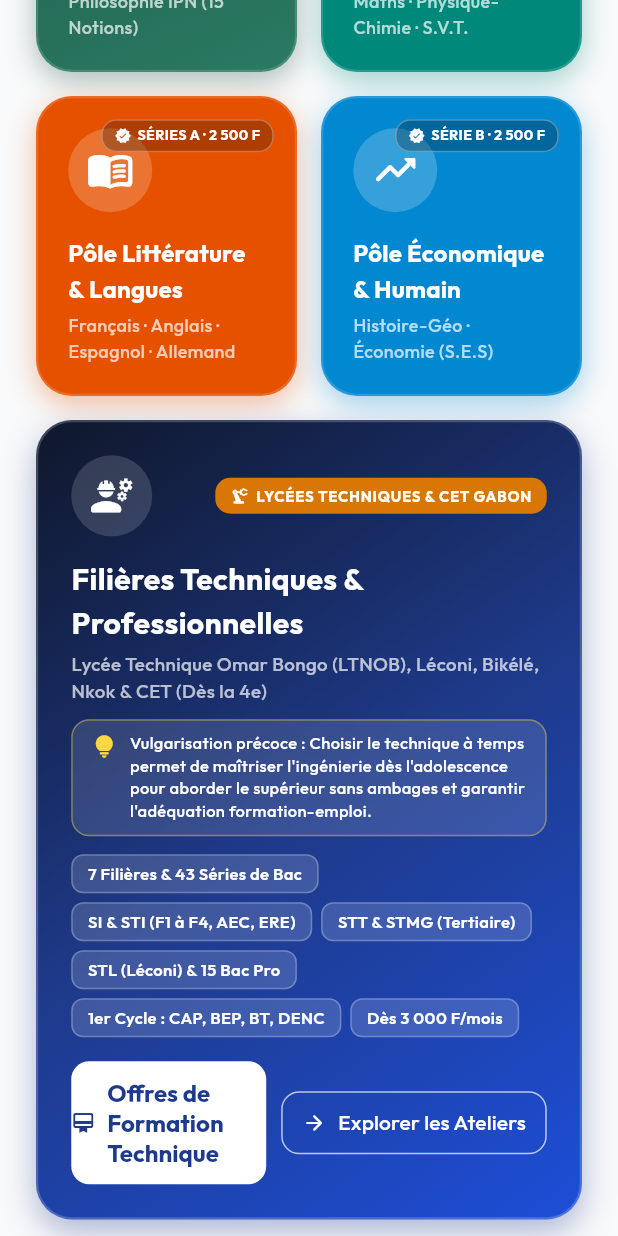
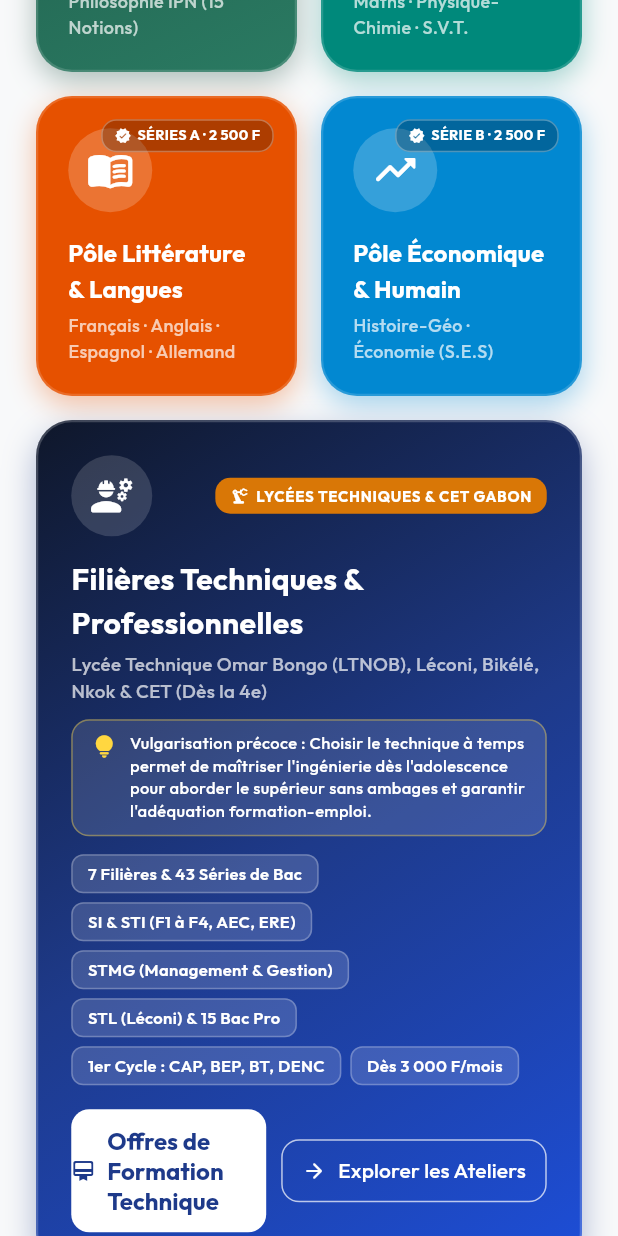
Before and after one commit to axseylle-bit/Edu_pocket, a Flutter app: the MainDashboardScreen screen opened directly, scrolled down 1152 dp, on a phone screen of 412 x 824 dp. Run offline on Flutter 3.47's test engine with Material 3 defaults, Android fonts, the phone set to English and light mode, and no system bars; drawn by our look-alikes of flutter_animate; our stand-ins replace flutter_dotenv, flutter_markdown, flutter_riverpod, go_router, google_fonts, shared_preferences and 1 more; missing offline and left inert: model_viewer_plus, syncfusion_flutter_pdfviewer; accounts and stored records are empty.

Commit message:
fix(technique): retrait definitif de STT et Bac E au profit exclusif de STMG, Bac Pro TGA/TCG et Bac SI

```diff
--- a/philo_pocket/lib/screens/auth/teacher_partner_screen.dart
+++ b/philo_pocket/lib/screens/auth/teacher_partner_screen.dart
@@ -495,9 +495,9 @@
                                       onSelected: (s) => setState(() => _educationOrder = 'STI & SI (Industrie & Ingénierie)'),
                                     ),
                                     ChoiceChip(
-                                      label: const Text('STT & STMG (Tertiaire & Gestion)'),
-                                      selected: _educationOrder == 'STT & STMG (Tertiaire & Gestion)',
-                                      onSelected: (s) => setState(() => _educationOrder = 'STT & STMG (Tertiaire & Gestion)'),
+                                      label: const Text('STMG (Management & Gestion)'),
+                                      selected: _educationOrder == 'STMG (Management & Gestion)',
+                                      onSelected: (s) => setState(() => _educationOrder = 'STMG (Management & Gestion)'),
                                     ),
                                     ChoiceChip(
                                       label: const Text('STL (Laboratoires Léconi)'),
--- a/philo_pocket/lib/screens/dashboard/main_dashboard_screen.dart
+++ b/philo_pocket/lib/screens/dashboard/main_dashboard_screen.dart
@@ -1092,7 +1092,7 @@
             icon: Icons.engineering_rounded,
             color: const Color(0xFF1E3A8A),
             description:
-                'Panorama officiel DGEC 2026 : Baccalauréat des Sciences de l\'Ingénieur (SI), STI (Génie Mécanique F1/F1C/F1D, Électronique F2, Électrotechnique F3, Génie Civil F4, AEC, ERE), STT (ACA, CG, ACC / ex-G1, G2, G3), STMG (CFE, RHC, GSI, Mercatique), STL (Biotech, SPCL, BGB, CLPI), 15 Bac Pro, STA Agricole, et cycle moyen CAP, BEP, BT (Froid, Diesel), DENC.',
+                'Panorama officiel DGEC 2026 : Baccalauréat des Sciences de l\'Ingénieur (SI), STI (Génie Mécanique F1/F1C/F1D, Électronique F2, Électrotechnique F3, Génie Civil F4, AEC, ERE), STMG (CFE, RHC, GSI, Mercatique), Bac Pro Tertiaire (TGA, TCG), STL (Biotech, SPCL, BGB, CLPI), 15 Bac Pro Industriels, STA Agricole, et cycle moyen CAP, BEP, BT (Froid, Diesel), DENC.',
             freePioneer: 'Archimède (Syllabus & Ateliers)',
             freePioneerDetails: 'Fiches d\'initiation aux ateliers, panorama des filières et fiches méthodologiques 100% gratuites.',
             tier1Pioneer: 'Léonard de Vinci (Essentiel Pro)',
@@ -1202,7 +1202,7 @@
                   children: [
                     _buildTechChip('7 Filières & 43 Séries de Bac'),
                     _buildTechChip('SI & STI (F1 à F4, AEC, ERE)'),
-                    _buildTechChip('STT & STMG (Tertiaire)'),
+                    _buildTechChip('STMG (Management & Gestion)'),
                     _buildTechChip('STL (Léconi) & 15 Bac Pro'),
                     _buildTechChip('1er Cycle : CAP, BEP, BT, DENC'),
                     _buildTechChip('Dès 3 000 F/mois'),
@@ -1220,7 +1220,7 @@
                           icon: Icons.engineering_rounded,
                           color: const Color(0xFF1E3A8A),
                           description:
-                              'Panorama officiel DGEC 2026 : Baccalauréat des Sciences de l\'Ingénieur (SI), STI (Génie Mécanique F1/F1C/F1D, Électronique F2, Électrotechnique F3, Génie Civil F4, AEC, ERE), STT (ACA, CG, ACC / ex-G1, G2, G3), STMG (CFE, RHC, GSI, Mercatique), STL (Biotech, SPCL, BGB, CLPI), 15 Bac Pro, STA Agricole, et cycle moyen CAP, BEP, BT (Froid, Diesel), DENC.',
+                              'Panorama officiel DGEC 2026 : Baccalauréat des Sciences de l\'Ingénieur (SI), STI (Génie Mécanique F1/F1C/F1D, Électronique F2, Électrotechnique F3, Génie Civil F4, AEC, ERE), STMG (CFE, RHC, GSI, Mercatique), Bac Pro Tertiaire (TGA, TCG), STL (Biotech, SPCL, BGB, CLPI), 15 Bac Pro Industriels, STA Agricole, et cycle moyen CAP, BEP, BT (Froid, Diesel), DENC.',
                           freePioneer: 'Archimède (Syllabus & Ateliers)',
                           freePioneerDetails: 'Fiches d\'initiation aux ateliers, panorama des filières et fiches méthodologiques 100% gratuites.',
                           tier1Pioneer: 'Léonard de Vinci (Essentiel Pro)',
```
Also changed, not shown: 2 other files.
